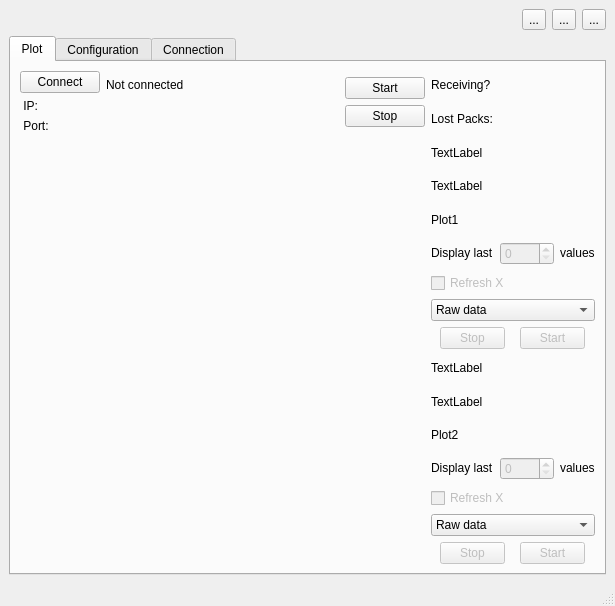
The window that resources/Mainwindow.ui (arongrk/Pam) describes before a commit, drawn with Qt 5.
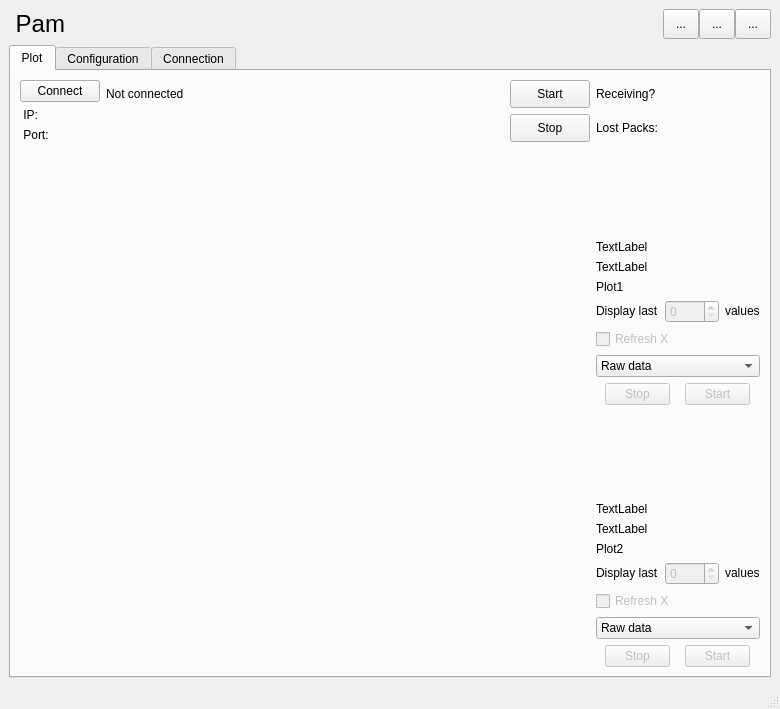
The same window after the commit. Icons and pictures are not drawn. Custom widgets are drawn as their Qt base class.

```diff
--- a/resources/Mainwindow.ui
+++ b/resources/Mainwindow.ui
@@ -9,8 +9,8 @@
    <rect>
     <x>0</x>
     <y>0</y>
-    <width>615</width>
-    <height>606</height>
+    <width>780</width>
+    <height>709</height>
    </rect>
   </property>
   <property name="sizePolicy">
@@ -36,26 +36,59 @@
    <layout class="QHBoxLayout" name="horizontalLayout_8">
     <item>
      <layout class="QVBoxLayout" name="verticalLayout_5">
+      <property name="sizeConstraint">
+       <enum>QLayout::SetFixedSize</enum>
+      </property>
       <item>
-       <layout class="QHBoxLayout" name="horizontalLayout_7">
+       <layout class="QHBoxLayout" name="horizontalLayout_9">
+        <property name="spacing">
+         <number>0</number>
+        </property>
         <item>
-         <widget class="QWidget" name="widget_4" native="true">
-          <property name="sizePolicy">
-           <sizepolicy hsizetype="Expanding" vsizetype="Preferred">
-            <horstretch>0</horstretch>
-            <verstretch>0</verstretch>
-           </sizepolicy>
+         <widget class="QLabel" name="label_31">
+          <property name="font">
+           <font>
+            <pointsize>18</pointsize>
+           </font>
+          </property>
+          <property name="text">
+           <string> Pam</string>
+          </property>
+          <property name="textInteractionFlags">
+           <set>Qt::NoTextInteraction</set>
           </property>
          </widget>
         </item>
+        <item>
+         <spacer name="horizontalSpacer">
+          <property name="orientation">
+           <enum>Qt::Horizontal</enum>
+          </property>
+          <property name="sizeHint" stdset="0">
+           <size>
+            <width>40</width>
+            <height>20</height>
+           </size>
+          </property>
+         </spacer>
+        </item>
         <item>
          <widget class="QToolButton" name="minimize_button">
           <property name="sizePolicy">
-           <sizepolicy hsizetype="Preferred" vsizetype="Preferred">
+           <sizepolicy hsizetype="Maximum" vsizetype="Maximum">
             <horstretch>0</horstretch>
             <verstretch>0</verstretch>
            </sizepolicy>
           </property>
+          <property name="minimumSize">
+           <size>
+            <width>36</width>
+            <height>30</height>
+           </size>
+          </property>
+          <property name="styleSheet">
+           <string notr="true"/>
+          </property>
           <property name="text">
            <string>...</string>
           </property>
@@ -64,11 +97,20 @@
         <item>
          <widget class="QToolButton" name="maximize_button">
           <property name="sizePolicy">
-           <sizepolicy hsizetype="Preferred" vsizetype="Preferred">
+           <sizepolicy hsizetype="Fixed" vsizetype="Maximum">
             <horstretch>0</horstretch>
             <verstretch>0</verstretch>
            </sizepolicy>
           </property>
+          <property name="minimumSize">
+           <size>
+            <width>36</width>
+            <height>30</height>
+           </size>
+          </property>
+          <property name="styleSheet">
+           <string notr="true"/>
+          </property>
           <property name="text">
            <string>...</string>
           </property>
@@ -76,24 +118,27 @@
         </item>
         <item>
          <widget class="QToolButton" name="close_button">
-          <property name="sizePolicy">
-           <sizepolicy hsizetype="Preferred" vsizetype="Preferred">
-            <horstretch>0</horstretch>
-            <verstretch>0</verstretch>
-           </sizepolicy>
+          <property name="minimumSize">
+           <size>
+            <width>36</width>
+            <height>30</height>
+           </size>
+          </property>
+          <property name="toolTipDuration">
+           <number>0</number>
+          </property>
+          <property name="styleSheet">
+           <string notr="true"/>
           </property>
           <property name="text">
            <string>...</string>
           </property>
           <property name="icon">
            <iconset>
-            <normaloff>closing_button.svg</normaloff>closing_button.svg</iconset>
-          </property>
-          <property name="iconSize">
-           <size>
-            <width>20</width>
-            <height>20</height>
-           </size>
+            <normaloff>closing_button.svg</normaloff>
+            <activeoff>closing_button_white.svg</activeoff>
+            <selectedoff>closing_button_white.svg</selectedoff>
+            <selectedon>closing_button_white.svg</selectedon>closing_button.svg</iconset>
           </property>
          </widget>
         </item>
@@ -116,7 +161,7 @@
            <layout class="QGridLayout" name="gridLayout_3" rowstretch="1,6,6" columnstretch="8,0">
             <item row="1" column="1">
              <layout class="QGridLayout" name="gridLayout_4">
-              <item row="3" column="0">
+              <item row="4" column="0">
                <layout class="QHBoxLayout" name="horizontalLayout_3">
                 <item>
                  <widget class="QLabel" name="label_14">
@@ -151,39 +196,19 @@
                </layout>
               </item>
               <item row="0" column="0">
-               <widget class="QLabel" name="label_16">
-                <property name="cursor">
-                 <cursorShape>IBeamCursor</cursorShape>
+               <spacer name="verticalSpacer_2">
+                <property name="orientation">
+                 <enum>Qt::Vertical</enum>
                 </property>
-                <property name="text">
-                 <string>TextLabel</string>
+                <property name="sizeHint" stdset="0">
+                 <size>
+                  <width>20</width>
+                  <height>40</height>
+                 </size>
                 </property>
-                <property name="textInteractionFlags">
-                 <set>Qt::LinksAccessibleByMouse|Qt::TextSelectableByKeyboard|Qt::TextSelectableByMouse</set>
-                </property>
-               </widget>
-              </item>
-              <item row="4" column="0">
-               <widget class="QCheckBox" name="refresh_x1">
-                <property name="enabled">
-                 <bool>false</bool>
-                </property>
-                <property name="text">
-                 <string>Refresh X</string>
-                </property>
-               </widget>
+               </spacer>
               </item>
               <item row="2" column="0">
-               <widget class="QLabel" name="label_12">
-                <property name="text">
-                 <string>Plot1</string>
-                </property>
-                <property name="textInteractionFlags">
-                 <set>Qt::LinksAccessibleByMouse|Qt::TextSelectableByKeyboard|Qt::TextSelectableByMouse</set>
-                </property>
-               </widget>
-              </item>
-              <item row="1" column="0">
                <widget class="QLabel" name="label_15">
                 <property name="text">
                  <string>TextLabel</string>
@@ -193,7 +218,7 @@
                 </property>
                </widget>
               </item>
-              <item row="6" column="0">
+              <item row="7" column="0">
                <layout class="QHBoxLayout" name="horizontalLayout_5">
                 <item>
                  <widget class="QPushButton" name="stop_plot1">
@@ -235,7 +260,17 @@
                 </item>
                </layout>
               </item>
-              <item row="5" column="0">
+              <item row="3" column="0">
+               <widget class="QLabel" name="label_12">
+                <property name="text">
+                 <string>Plot1</string>
+                </property>
+                <property name="textInteractionFlags">
+                 <set>Qt::LinksAccessibleByMouse|Qt::TextSelectableByKeyboard|Qt::TextSelectableByMouse</set>
+                </property>
+               </widget>
+              </item>
+              <item row="6" column="0">
                <widget class="QComboBox" name="QComboBox_1">
                 <item>
                  <property name="text">
@@ -254,40 +289,34 @@
                 </item>
                </widget>
               </item>
+              <item row="5" column="0">
+               <widget class="QCheckBox" name="refresh_x1">
+                <property name="enabled">
+                 <bool>false</bool>
+                </property>
+                <property name="text">
+                 <string>Refresh X</string>
+                </property>
+               </widget>
+              </item>
+              <item row="1" column="0">
+               <widget class="QLabel" name="label_16">
+                <property name="cursor">
+                 <cursorShape>IBeamCursor</cursorShape>
+                </property>
+                <property name="text">
+                 <string>TextLabel</string>
+                </property>
+                <property name="textInteractionFlags">
+                 <set>Qt::LinksAccessibleByMouse|Qt::TextSelectableByKeyboard|Qt::TextSelectableByMouse</set>
+                </property>
+               </widget>
+              </item>
              </layout>
             </item>
             <item row="2" column="1">
              <layout class="QGridLayout" name="gridLayout_5">
-              <item row="5" column="0">
-               <widget class="QComboBox" name="QComboBox_2">
-                <item>
-                 <property name="text">
-                  <string>Raw data</string>
-                 </property>
-                </item>
-                <item>
-                 <property name="text">
-                  <string>IRF</string>
-                 </property>
-                </item>
-                <item>
-                 <property name="text">
-                  <string>Distance</string>
-                 </property>
-                </item>
-               </widget>
-              </item>
               <item row="2" column="0">
-               <widget class="QLabel" name="label_22">
-                <property name="text">
-                 <string>Plot2</string>
-                </property>
-                <property name="textInteractionFlags">
-                 <set>Qt::LinksAccessibleByMouse|Qt::TextSelectableByKeyboard|Qt::TextSelectableByMouse</set>
-                </property>
-               </widget>
-              </item>
-              <item row="1" column="0">
                <widget class="QLabel" name="label_19">
                 <property name="text">
                  <string>TextLabel</string>
@@ -297,27 +326,7 @@
                 </property>
                </widget>
               </item>
-              <item row="0" column="0">
-               <widget class="QLabel" name="label_20">
-                <property name="text">
-                 <string>TextLabel</string>
-                </property>
-                <property name="textInteractionFlags">
-                 <set>Qt::LinksAccessibleByMouse|Qt::TextSelectableByKeyboard|Qt::TextSelectableByMouse</set>
-                </property>
-               </widget>
-              </item>
               <item row="4" column="0">
-               <widget class="QCheckBox" name="refresh_x2">
-                <property name="enabled">
-                 <bool>false</bool>
-                </property>
-                <property name="text">
-                 <string>Refresh X</string>
-                </property>
-               </widget>
-              </item>
-              <item row="3" column="0">
                <layout class="QHBoxLayout" name="horizontalLayout_4">
                 <item>
                  <widget class="QLabel" name="label_18">
@@ -351,7 +360,27 @@
                 </item>
                </layout>
               </item>
-              <item row="6" column="0">
+              <item row="5" column="0">
+               <widget class="QCheckBox" name="refresh_x2">
+                <property name="enabled">
+                 <bool>false</bool>
+                </property>
+                <property name="text">
+                 <string>Refresh X</string>
+                </property>
+               </widget>
+              </item>
+              <item row="1" column="0">
+               <widget class="QLabel" name="label_20">
+                <property name="text">
+                 <string>TextLabel</string>
+                </property>
+                <property name="textInteractionFlags">
+                 <set>Qt::LinksAccessibleByMouse|Qt::TextSelectableByKeyboard|Qt::TextSelectableByMouse</set>
+                </property>
+               </widget>
+              </item>
+              <item row="7" column="0">
                <layout class="QHBoxLayout" name="horizontalLayout_6">
                 <item>
                  <widget class="QPushButton" name="stop_plot2">
@@ -387,14 +416,100 @@
                 </item>
                </layout>
               </item>
+              <item row="3" column="0">
+               <widget class="QLabel" name="label_22">
+                <property name="text">
+                 <string>Plot2</string>
+                </property>
+                <property name="textInteractionFlags">
+                 <set>Qt::LinksAccessibleByMouse|Qt::TextSelectableByKeyboard|Qt::TextSelectableByMouse</set>
+                </property>
+               </widget>
+              </item>
+              <item row="6" column="0">
+               <widget class="QComboBox" name="QComboBox_2">
+                <item>
+                 <property name="text">
+                  <string>Raw data</string>
+                 </property>
+                </item>
+                <item>
+                 <property name="text">
+                  <string>IRF</string>
+                 </property>
+                </item>
+                <item>
+                 <property name="text">
+                  <string>Distance</string>
+                 </property>
+                </item>
+               </widget>
+              </item>
+              <item row="0" column="0">
+               <spacer name="verticalSpacer">
+                <property name="orientation">
+                 <enum>Qt::Vertical</enum>
+                </property>
+                <property name="sizeHint" stdset="0">
+                 <size>
+                  <width>20</width>
+                  <height>40</height>
+                 </size>
+                </property>
+               </spacer>
+              </item>
              </layout>
             </item>
+            <item row="0" column="1">
+             <layout class="QVBoxLayout" name="verticalLayout_3">
+              <item>
+               <widget class="QLabel" name="label_11">
+                <property name="text">
+                 <string>Receiving?</string>
+                </property>
+               </widget>
+              </item>
+              <item>
+               <widget class="QLabel" name="label_21">
+                <property name="text">
+                 <string>Lost Packs:</string>
+                </property>
+               </widget>
+              </item>
+             </layout>
+            </item>
+            <item row="2" column="0">
+             <widget class="PlotWidget" name="graph2" native="true">
+              <property name="sizePolicy">
+               <sizepolicy hsizetype="Preferred" vsizetype="Preferred">
+                <horstretch>0</horstretch>
+                <verstretch>0</verstretch>
+               </sizepolicy>
+              </property>
+             </widget>
+            </item>
+            <item row="1" column="0">
+             <widget class="PlotWidget" name="graph1" native="true">
+              <property name="sizePolicy">
+               <sizepolicy hsizetype="Preferred" vsizetype="Preferred">
+                <horstretch>0</horstretch>
+                <verstretch>0</verstretch>
+               </sizepolicy>
+              </property>
+             </widget>
+            </item>
             <item row="0" column="0">
-             <layout class="QHBoxLayout" name="horizontalLayout_2" stretch="1,1,5,1">
+             <layout class="QHBoxLayout" name="horizontalLayout_2" stretch="0,0,0,0,0">
               <item>
                <layout class="QVBoxLayout" name="verticalLayout">
                 <item>
                  <widget class="QPushButton" name="connect_button">
+                  <property name="sizePolicy">
+                   <sizepolicy hsizetype="Minimum" vsizetype="Preferred">
+                    <horstretch>0</horstretch>
+                    <verstretch>0</verstretch>
+                   </sizepolicy>
+                  </property>
                   <property name="text">
                    <string>Connect</string>
                   </property>
@@ -402,6 +517,12 @@
                 </item>
                 <item>
                  <widget class="QLabel" name="ip_label">
+                  <property name="sizePolicy">
+                   <sizepolicy hsizetype="Preferred" vsizetype="Minimum">
+                    <horstretch>0</horstretch>
+                    <verstretch>0</verstretch>
+                   </sizepolicy>
+                  </property>
                   <property name="text">
                    <string> IP:</string>
                   </property>
@@ -409,6 +530,12 @@
                 </item>
                 <item>
                  <widget class="QLabel" name="port_label">
+                  <property name="sizePolicy">
+                   <sizepolicy hsizetype="Preferred" vsizetype="Minimum">
+                    <horstretch>0</horstretch>
+                    <verstretch>0</verstretch>
+                   </sizepolicy>
+                  </property>
                   <property name="text">
                    <string> Port:</string>
                   </property>
@@ -420,6 +547,12 @@
                <layout class="QVBoxLayout" name="verticalLayout_2">
                 <item>
                  <widget class="QLabel" name="con_status">
+                  <property name="sizePolicy">
+                   <sizepolicy hsizetype="Minimum" vsizetype="Preferred">
+                    <horstretch>0</horstretch>
+                    <verstretch>0</verstretch>
+                   </sizepolicy>
+                  </property>
                   <property name="text">
                    <string>Not connected</string>
                   </property>
@@ -429,75 +562,65 @@
                  </widget>
                 </item>
                 <item>
-                 <widget class="QWidget" name="widget" native="true"/>
+                 <widget class="QWidget" name="widget" native="true">
+                  <property name="sizePolicy">
+                   <sizepolicy hsizetype="Minimum" vsizetype="Preferred">
+                    <horstretch>0</horstretch>
+                    <verstretch>0</verstretch>
+                   </sizepolicy>
+                  </property>
+                 </widget>
                 </item>
                </layout>
               </item>
+              <item>
+               <spacer name="horizontalSpacer_2">
+                <property name="orientation">
+                 <enum>Qt::Horizontal</enum>
+                </property>
+                <property name="sizeHint" stdset="0">
+                 <size>
+                  <width>40</width>
+                  <height>20</height>
+                 </size>
+                </property>
+               </spacer>
+              </item>
               <item>
                <widget class="QWidget" name="widget_2" native="true"/>
               </item>
               <item>
-               <layout class="QGridLayout" name="gridLayout_6">
-                <item row="0" column="1">
-                 <layout class="QVBoxLayout" name="verticalLayout_4">
-                  <item>
-                   <widget class="QPushButton" name="start_receive">
-                    <property name="text">
-                     <string>Start</string>
-                    </property>
-                   </widget>
-                  </item>
-                  <item>
-                   <widget class="QPushButton" name="stop_receive">
-                    <property name="text">
-                     <string>Stop</string>
-                    </property>
-                   </widget>
-                  </item>
-                 </layout>
+               <layout class="QVBoxLayout" name="verticalLayout_4">
+                <item>
+                 <widget class="QPushButton" name="start_receive">
+                  <property name="sizePolicy">
+                   <sizepolicy hsizetype="Minimum" vsizetype="Minimum">
+                    <horstretch>0</horstretch>
+                    <verstretch>0</verstretch>
+                   </sizepolicy>
+                  </property>
+                  <property name="text">
+                   <string>Start</string>
+                  </property>
+                 </widget>
+                </item>
+                <item>
+                 <widget class="QPushButton" name="stop_receive">
+                  <property name="sizePolicy">
+                   <sizepolicy hsizetype="Minimum" vsizetype="Minimum">
+                    <horstretch>0</horstretch>
+                    <verstretch>0</verstretch>
+                   </sizepolicy>
+                  </property>
+                  <property name="text">
+                   <string>Stop</string>
+                  </property>
+                 </widget>
                 </item>
                </layout>
               </item>
              </layout>
             </item>
-            <item row="0" column="1">
-             <layout class="QVBoxLayout" name="verticalLayout_3">
-              <item>
-               <widget class="QLabel" name="label_11">
-                <property name="text">
-                 <string>Receiving?</string>
-                </property>
-               </widget>
-              </item>
-              <item>
-               <widget class="QLabel" name="label_21">
-                <property name="text">
-                 <string>Lost Packs:</string>
-                </property>
-               </widget>
-              </item>
-             </layout>
-            </item>
-            <item row="2" column="0">
-             <widget class="PlotWidget" name="graph2" native="true">
-              <property name="sizePolicy">
-               <sizepolicy hsizetype="Expanding" vsizetype="Expanding">
-                <horstretch>0</horstretch>
-                <verstretch>0</verstretch>
-               </sizepolicy>
-              </property>
-             </widget>
-            </item>
-            <item row="1" column="0">
-             <widget class="PlotWidget" name="graph1" native="true">
-              <property name="sizePolicy">
-               <sizepolicy hsizetype="Expanding" vsizetype="Expanding">
-                <horstretch>0</horstretch>
-                <verstretch>0</verstretch>
-               </sizepolicy>
-              </property>
-             </widget>
-            </item>
            </layout>
           </item>
          </layout>
```
Left out of the diff: 12 changed lines with no effect on the pictures.
